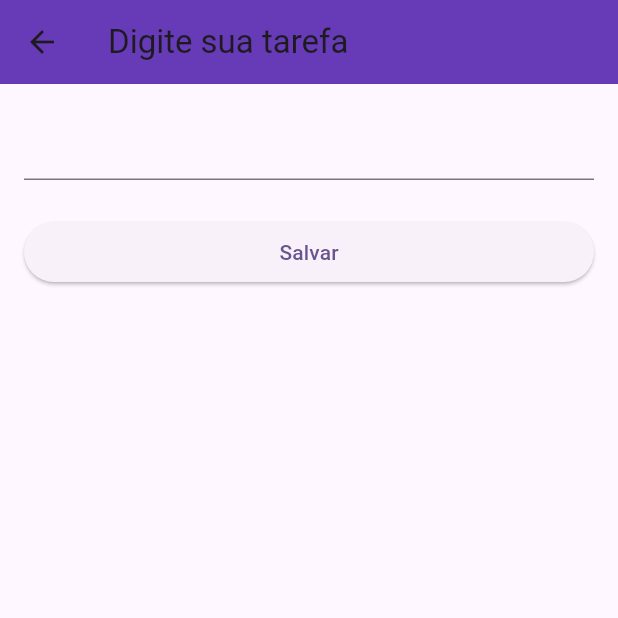
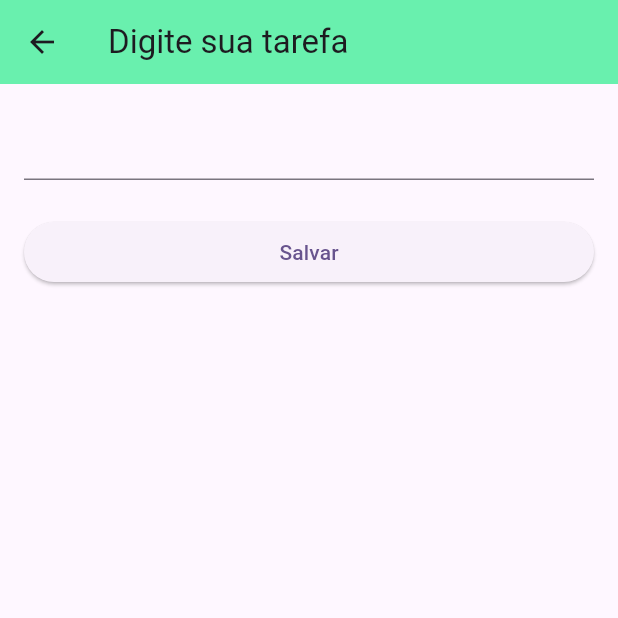
Before and after one commit to leonardoamv/lista_flutter, a Flutter app: the screen it shows after launch, after a tap on the "add" icon, on a phone screen of 412 x 824 dp, the top half of it. Run offline on Flutter 3.47's test engine with Material 3 defaults, Android fonts, the phone set to English and light mode, and no system bars.

Commit message:
App Flutter TodoList Atualizado Cor da barra

```diff
--- a/lib/home_page.dart
+++ b/lib/home_page.dart
@@ -19,7 +19,7 @@ class _HomePageState extends State<HomePage> {
     return Scaffold(
       appBar: AppBar(
         title: Text('App TODO'),
-        backgroundColor: Colors.deepPurple,
+        backgroundColor: Colors.greenAccent,
       ),
       body: ListView.separated(
         separatorBuilder: (context, index) =>
--- a/lib/input_page.dart
+++ b/lib/input_page.dart
@@ -28,7 +28,7 @@ class _InputPageState extends State<InputPage> {
     return Scaffold(
       appBar: AppBar(
         title: const Text('Digite sua tarefa'),
-        backgroundColor: Colors.deepPurple,
+        backgroundColor: Colors.greenAccent,
       ),
       body: Padding(
         padding: const EdgeInsets.all(16.0),
```
